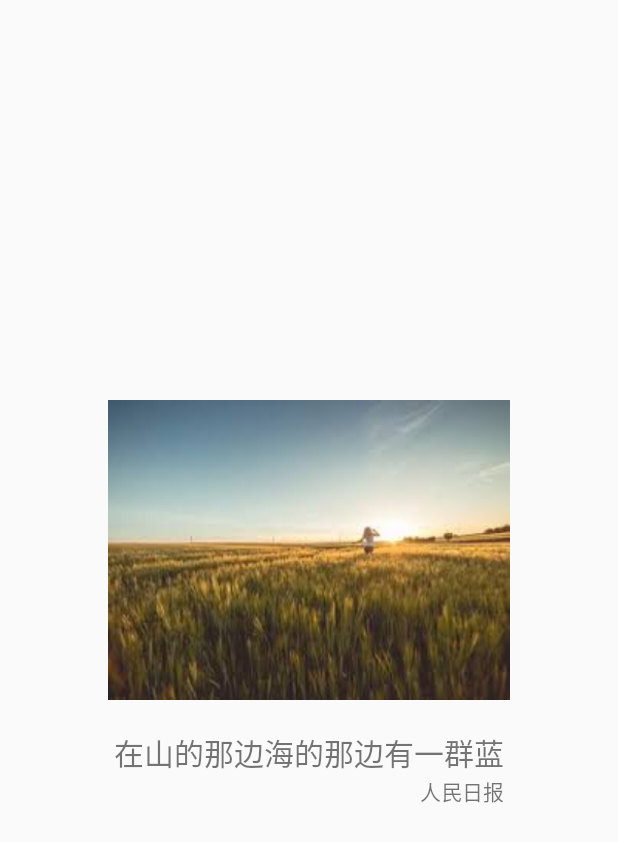
After one commit to zhongshiyi/SmartButler, an Android app: the layout wechat_item.xml on its own in the app's theme, with its tools: preview values and no code run, on a phone screen of 412 x 824 dp. The commit adds this screen. Shown: the top 842 px of the screen. Run offline under Robolectric (Android 15) with nearby library versions, the phone set to English and light mode, and no system bars; Roboto replaces fonts that are not available here.

Commit message:
微信精选---接口数据获取与解析

```diff
--- a/app/src/main/java/com/example/smartbutler/utils/StaticClass.java
+++ b/app/src/main/java/com/example/smartbutler/utils/StaticClass.java
@@ -23,4 +23,6 @@ public class StaticClass {
     public static final String COURIER_KEY = "56449691126d4c6bcf343a1509130cc7";
     //归属地查询key
     public static final String PHONE_KEY = "c3ba3629718f1a68e5d8a6d0baa96fe3";
+    //微信精选key
+    public static final String WECHAT_KEY = "320d7c8c201a1b4c6080e3a03da7c13b";
 }
--- /dev/null
+++ b/app/src/main/res/layout/wechat_item.xml
@@ -0,0 +1,40 @@
+<?xml version="1.0" encoding="utf-8"?>
+<LinearLayout xmlns:android="http://schemas.android.com/apk/res/android"
+    android:layout_width="match_parent"
+    android:layout_height="match_parent"
+    android:gravity="center"
+    android:orientation="vertical"
+    android:padding="20dp">
+
+    <ImageView
+        android:id="@+id/iv_wechat_img"
+        android:layout_width="300dp"
+        android:layout_height="200dp"
+        android:src="@drawable/demo_bg" />
+
+    <LinearLayout
+        android:layout_width="300dp"
+        android:layout_height="90dp"
+        android:gravity="center_vertical"
+        android:orientation="vertical"
+        android:padding="20dp">
+
+        <TextView
+            android:id="@+id/tv_title"
+            android:layout_width="wrap_content"
+            android:layout_height="wrap_content"
+            android:maxLines="1"
+            android:text="在山的那边海的那边有一群蓝精灵"
+            android:textSize="20sp" />
+
+        <TextView
+            android:id="@+id/tv_source"
+            android:layout_width="wrap_content"
+            android:layout_height="wrap_content"
+            android:layout_gravity="right"
+            android:text="人民日报" />
+
+    </LinearLayout>
+
+
+</LinearLayout>
```
Also changed, not shown: app/src/main/java/com/example/smartbutler/adapter/WeChatAdapter.java (added, +81 -0 lines), app/src/main/java/com/example/smartbutler/entity/WeChatData.java (added, +44 -0 lines), app/src/main/java/com/example/smartbutler/fragment/WeChatFragment.java (+58 -1 lines), app/src/main/res/layout/fragment_wechat.xml (+6 -5 lines), app/src/main/res/drawable/demo_bg.jpg (added).
